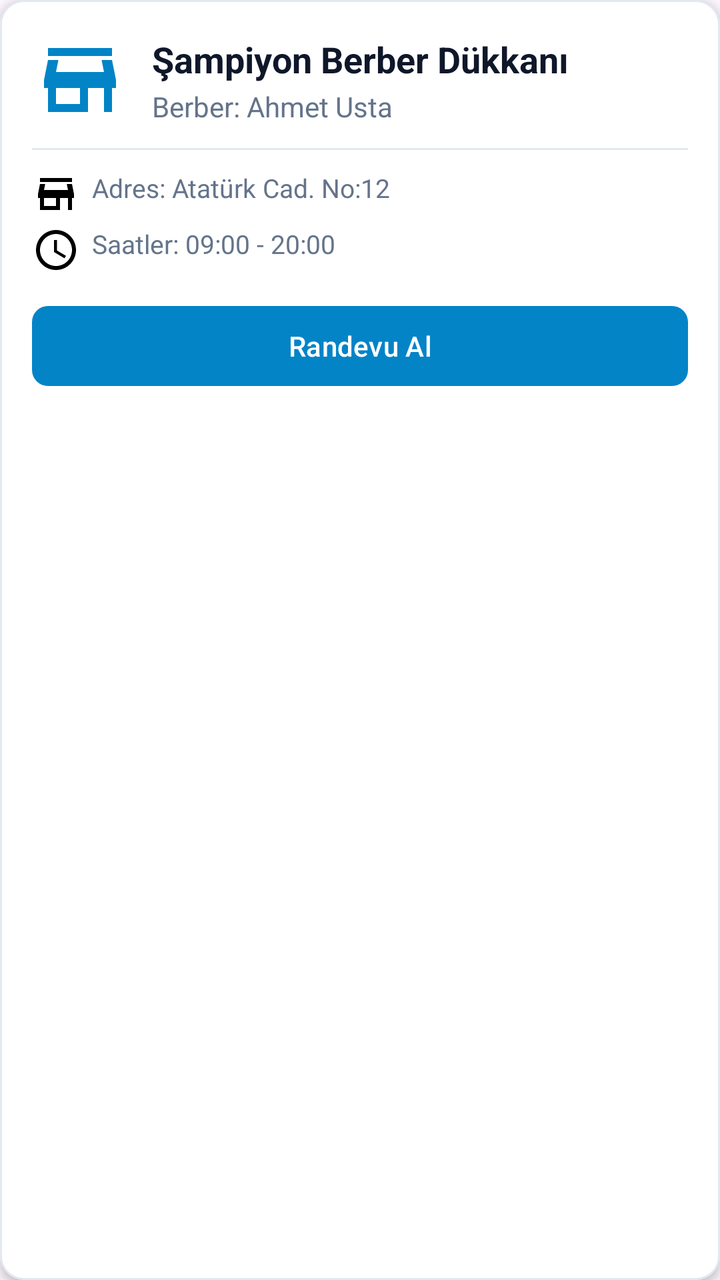
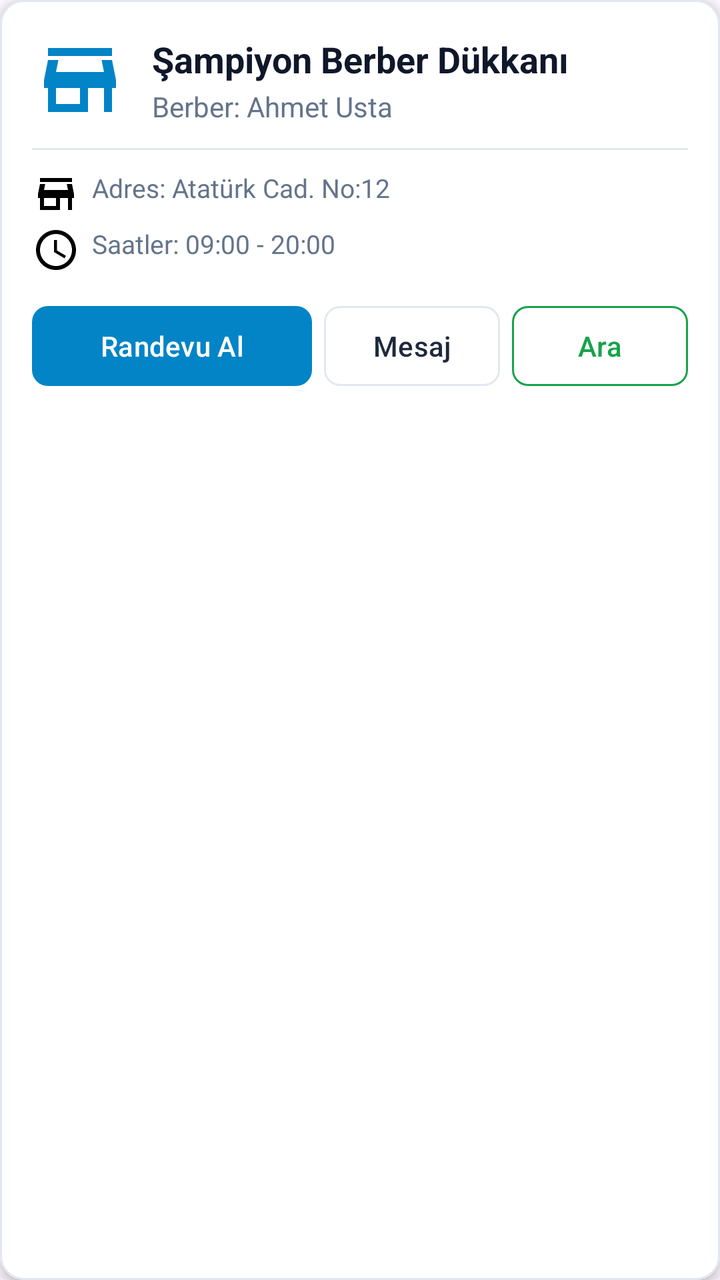

Two renders of the same Android screen: before a commit and after it. Below are the layout's source before the change and the commit's diff.
<!-- AndroidManifest.xml: application theme Theme.Berber -->
<!-- res/layout/item_barber.xml -->
<?xml version="1.0" encoding="utf-8"?>
<com.google.android.material.card.MaterialCardView xmlns:android="http://schemas.android.com/apk/res/android"
    xmlns:app="http://schemas.android.com/apk/res-auto"
    android:layout_width="match_parent"
    android:layout_height="wrap_content"
    android:layout_marginHorizontal="12dp"
    android:layout_marginVertical="6dp"
    app:cardCornerRadius="12dp"
    app:cardElevation="3dp"
    app:cardBackgroundColor="@color/card_bg"
    app:strokeColor="@color/divider"
    app:strokeWidth="1dp">

    <LinearLayout
        android:layout_width="match_parent"
        android:layout_height="wrap_content"
        android:orientation="vertical"
        android:padding="16dp">

        <LinearLayout
            android:layout_width="match_parent"
            android:layout_height="wrap_content"
            android:gravity="center_vertical"
            android:orientation="horizontal">

            <ImageView
                android:layout_width="48dp"
                android:layout_height="48dp"
                android:background="@drawable/ic_shop"
                android:backgroundTint="@color/accent"
                android:contentDescription="@string/app_name" />

            <LinearLayout
                android:layout_width="0dp"
                android:layout_height="wrap_content"
                android:layout_marginStart="12dp"
                android:layout_weight="1"
                android:orientation="vertical">

                <TextView
                    android:id="@+id/tvShopName"
                    android:layout_width="wrap_content"
                    android:layout_height="wrap_content"
                    android:text="Şampiyon Berber Dükkanı"
                    android:textColor="@color/text_primary"
                    android:textSize="18sp"
                    android:textStyle="bold" />

                <TextView
                    android:id="@+id/tvBarberName"
                    android:layout_width="wrap_content"
                    android:layout_height="wrap_content"
                    android:layout_marginTop="2dp"
                    android:text="Berber: Ahmet Usta"
                    android:textColor="@color/text_secondary"
                    android:textSize="14sp" />

            </LinearLayout>

        </LinearLayout>

        <View
            android:layout_width="match_parent"
            android:layout_height="1dp"
            android:layout_marginVertical="10dp"
            android:background="@color/divider" />

        <TextView
            android:id="@+id/tvShopAddress"
            android:layout_width="wrap_content"
            android:layout_height="wrap_content"
            android:drawablePadding="6dp"
            android:text="Adres: Atatürk Cad. No:12"
            android:textColor="@color/text_secondary"
            android:textSize="13sp"
            app:drawableStartCompat="@drawable/ic_shop" />

        <TextView
            android:id="@+id/tvWorkingHours"
            android:layout_width="wrap_content"
            android:layout_height="wrap_content"
            android:layout_marginTop="4dp"
            android:drawablePadding="6dp"
            android:text="Saatler: 09:00 - 20:00"
            android:textColor="@color/text_secondary"
            android:textSize="13sp"
            app:drawableStartCompat="@drawable/ic_clock" />

        <com.google.android.material.button.MaterialButton
            android:id="@+id/btnBook"
            android:layout_width="match_parent"
            android:layout_height="wrap_content"
            android:layout_marginTop="12dp"
            android:text="@string/btn_book_appointment"
            android:textColor="@color/white"
            app:backgroundTint="@color/accent"
            app:cornerRadius="8dp" />

    </LinearLayout>

</com.google.android.material.card.MaterialCardView>
<!-- resources referenced by this layout -->
<resources>
  <color name="accent">#0284C7</color>
  <color name="card_bg">#FFFFFF</color>
  <color name="divider">#E2E8F0</color>
  <color name="text_primary">#0F172A</color>
  <color name="text_secondary">#64748B</color>
  <color name="white">#FFFFFFFF</color>
  <!-- drawable ic_clock (drawable) -->
  <vector xmlns:android="http://schemas.android.com/apk/res/android"
      android:width="24dp"
      android:height="24dp"
      android:viewportWidth="24"
      android:viewportHeight="24">
    <path
        android:fillColor="#FF000000"
        android:pathData="M11.99,2C6.47,2 2,6.48 2,12s4.47,10 9.99,10C17.52,22 22,17.52 22,12S17.52,2 11.99,2zM12,20c-4.42,0 -8,-3.58 -8,-8s3.58,-8 8,-8 8,3.58 8,8 -3.58,8 -8,8zM12.5,7H11v6l5.25,3.15 0.75,-1.23 -4.5,-2.67z"/>
  </vector>
  <!-- drawable ic_shop (drawable) -->
  <vector xmlns:android="http://schemas.android.com/apk/res/android"
      android:width="24dp"
      android:height="24dp"
      android:viewportWidth="24"
      android:viewportHeight="24">
    <path
        android:fillColor="#FF000000"
        android:pathData="M20,4H4v2h16V4zM21,14v-2l-1,-5H4l-1,5v2h1v6h10v-6h4v6h2v-6H21zM12,18H6v-4h6V18zM18,10H6l0.6,-3h10.8L18,10z"/>
  </vector>
  <string name="app_name">Berberim</string>
  <string name="btn_book_appointment">Randevu Al</string>
  <style name="Theme.Berber" parent="Base.Theme.Berber" />
  <style name="Base.Theme.Berber" parent="Theme.Material3.DayNight.NoActionBar">
          
          
      </style>
</resources>

<!-- the commit's change to res/layout/item_barber.xml (unified diff, before → after) -->
@@ -86,15 +86,46 @@
             android:textSize="13sp"
             app:drawableStartCompat="@drawable/ic_clock" />
 
-        <com.google.android.material.button.MaterialButton
-            android:id="@+id/btnBook"
+        <LinearLayout
             android:layout_width="match_parent"
             android:layout_height="wrap_content"
             android:layout_marginTop="12dp"
-            android:text="@string/btn_book_appointment"
-            android:textColor="@color/white"
-            app:backgroundTint="@color/accent"
-            app:cornerRadius="8dp" />
+            android:gravity="center_vertical"
+            android:orientation="horizontal">
+
+            <com.google.android.material.button.MaterialButton
+                android:id="@+id/btnBook"
+                android:layout_width="0dp"
+                android:layout_height="wrap_content"
+                android:layout_weight="1"
+                android:text="@string/btn_book_appointment"
+                android:textColor="@color/white"
+                app:backgroundTint="@color/accent"
+                app:cornerRadius="8dp" />
+
+            <com.google.android.material.button.MaterialButton
+                android:id="@+id/btnChat"
+                style="@style/Widget.Material3.Button.OutlinedButton"
+                android:layout_width="wrap_content"
+                android:layout_height="wrap_content"
+                android:layout_marginStart="6dp"
+                android:text="Mesaj"
+                android:textColor="@color/primary"
+                app:cornerRadius="8dp"
+                app:strokeColor="@color/divider" />
+
+            <com.google.android.material.button.MaterialButton
+                android:id="@+id/btnCall"
+                style="@style/Widget.Material3.Button.OutlinedButton"
+                android:layout_width="wrap_content"
+                android:layout_height="wrap_content"
+                android:layout_marginStart="6dp"
+                android:text="Ara"
+                android:textColor="@color/status_approved"
+                app:cornerRadius="8dp"
+                app:strokeColor="@color/status_approved" />
+
+        </LinearLayout>
 
     </LinearLayout>
 
<!-- resource entries referenced after the edit -->
@@ -3,6 +3,8 @@
   <color name="accent">#0284C7</color>
   <color name="card_bg">#FFFFFF</color>
   <color name="divider">#E2E8F0</color>
+  <color name="primary">#1E293B</color>
+  <color name="status_approved">#16A34A</color>
   <color name="text_primary">#0F172A</color>
   <color name="text_secondary">#64748B</color>
   <color name="white">#FFFFFFFF</color>
@@ -26,7 +28,7 @@
         android:fillColor="#FF000000"
         android:pathData="M20,4H4v2h16V4zM21,14v-2l-1,-5H4l-1,5v2h1v6h10v-6h4v6h2v-6H21zM12,18H6v-4h6V18zM18,10H6l0.6,-3h10.8L18,10z"/>
   </vector>
-  <string name="app_name">Berberim</string>
+  <string name="app_name">Berberim &amp; Kuaförüm</string>
   <string name="btn_book_appointment">Randevu Al</string>
   <style name="Theme.Berber" parent="Base.Theme.Berber" />
   <style name="Base.Theme.Berber" parent="Theme.Material3.DayNight.NoActionBar">
